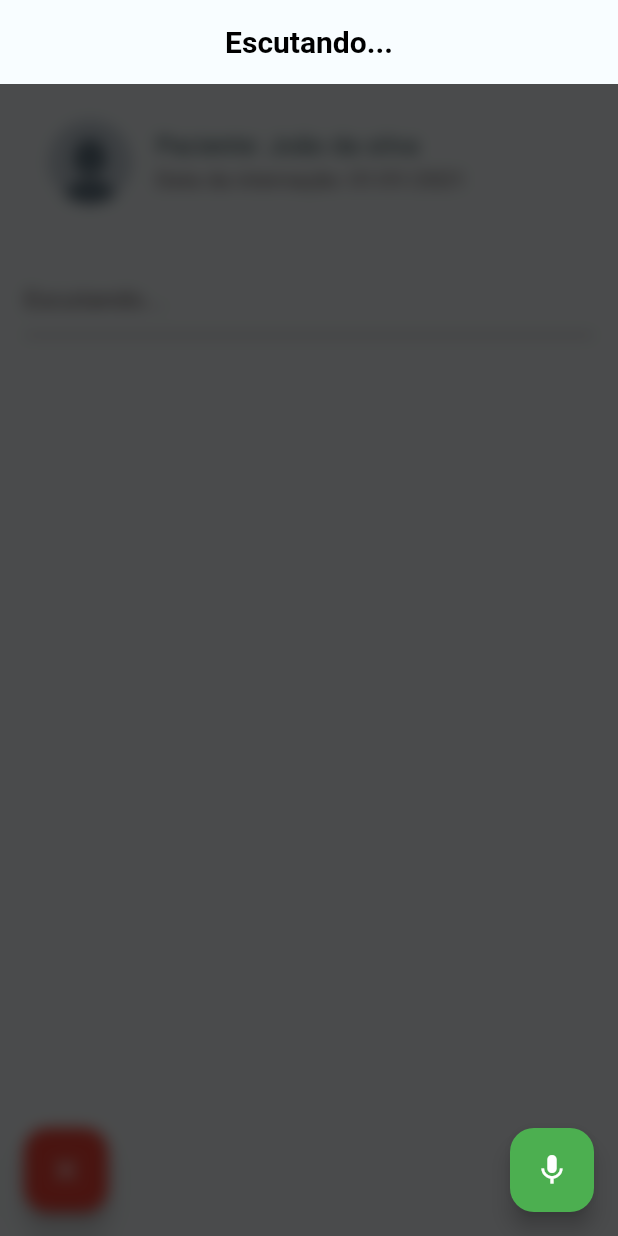
After one commit to JoaoPedrosag/new_app_tcc3, a Flutter app: the screen it shows after launch, after a tap on the "mic off" icon, on a phone screen of 412 x 824 dp. The commit adds this screen. Run offline on Flutter 3.47's test engine with Material 2 defaults, Android fonts, the phone set to English and light mode, and no system bars; our stand-ins replace bloc, flutter_bloc, flutter_modular, lottie, speech_to_text.

Commit message:
ajust finals state

```diff
--- /dev/null
+++ b/lib/src/modules/speech_to_text/presenter/components/button_floating_action_left.dart
@@ -0,0 +1,29 @@
+import 'package:app_hospital/src/modules/speech_to_text/presenter/cubits/speech_cubit.dart';
+import 'package:flutter/material.dart';
+
+class ButtonFloatingActionLeft extends StatelessWidget {
+  final bool isKeyboardOpen;
+  final SpeechCubit cubit;
+  const ButtonFloatingActionLeft(
+      {super.key, required this.isKeyboardOpen, required this.cubit});
+
+  @override
+  Widget build(BuildContext context) {
+    return Positioned(
+      left: 16,
+      bottom: 16,
+      child: AnimatedOpacity(
+        opacity: isKeyboardOpen ? 0 : 1,
+        duration: const Duration(milliseconds: 500),
+        child: FloatingActionButton(
+          onPressed: () {
+            cubit.clearText();
+          },
+          tooltip: 'Limpar',
+          backgroundColor: Theme.of(context).colorScheme.error,
+          child: const Icon(Icons.clear),
+        ),
+      ),
+    );
+  }
+}
--- /dev/null
+++ b/lib/src/modules/speech_to_text/presenter/components/button_floating_action_right.dart
@@ -0,0 +1,35 @@
+import 'package:app_hospital/src/modules/speech_to_text/presenter/cubits/speech_cubit.dart';
+import 'package:app_hospital/src/modules/speech_to_text/presenter/cubits/speech_state.dart';
+import 'package:flutter/material.dart';
+
+class ButtonFloatingActionRight extends StatelessWidget {
+  final SpeechCubit cubit;
+  final SpeechState state;
+  final bool isKeyboardOpen;
+
+  const ButtonFloatingActionRight({
+    super.key,
+    required this.cubit,
+    required this.state,
+    required this.isKeyboardOpen,
+  });
+
+  @override
+  Widget build(BuildContext context) {
+    return AnimatedOpacity(
+      opacity: isKeyboardOpen ? 0 : 1,
+      duration: const Duration(milliseconds: 500),
+      child: FloatingActionButton(
+        backgroundColor: state is RecordingSpeechState
+            ? Theme.of(context).colorScheme.secondaryContainer
+            : Theme.of(context).colorScheme.primary,
+        heroTag: null,
+        onPressed: () {
+          cubit.startListening();
+        },
+        tooltip: 'Escutando',
+        child: Icon(state is RecordingSpeechState ? Icons.mic : Icons.mic_off),
+      ),
+    );
+  }
+}
--- /dev/null
+++ b/lib/src/modules/speech_to_text/presenter/components/expanded_container.dart
@@ -0,0 +1,32 @@
+import 'package:app_hospital/src/modules/speech_to_text/presenter/cubits/speech_cubit.dart';
+import 'package:app_hospital/src/modules/speech_to_text/presenter/cubits/speech_state.dart';
+import 'package:flutter/material.dart';
+
+class ExpandedContainer extends StatelessWidget {
+  final SpeechCubit cubit;
+  final SpeechState state;
+  const ExpandedContainer(
+      {super.key, required this.cubit, required this.state});
+
+  @override
+  Widget build(BuildContext context) {
+    final ScrollController scrollController = ScrollController();
+    return Expanded(
+      child: Container(
+        padding: const EdgeInsets.all(16),
+        child: SingleChildScrollView(
+          controller: scrollController,
+          child: TextField(
+            controller: cubit.textEditingController,
+            readOnly: state is RecordingSpeechState,
+            decoration: InputDecoration(
+                hintText: state is RecordingSpeechState
+                    ? 'Escutando...'
+                    : 'Aperte uma vez para comecar a gravar...'),
+            maxLines: null,
+          ),
+        ),
+      ),
+    );
+  }
+}
--- /dev/null
+++ b/lib/src/modules/speech_to_text/presenter/components/image_filter_custom.dart
@@ -0,0 +1,28 @@
+import 'dart:ui';
+
+import 'package:app_hospital/src/modules/speech_to_text/presenter/cubits/speech_cubit.dart';
+import 'package:flutter/material.dart';
+
+class ImageFilterCustom extends StatelessWidget {
+  final SpeechCubit cubit;
+  const ImageFilterCustom({super.key, required this.cubit});
+
+  @override
+  Widget build(BuildContext context) {
+    return Positioned.fill(
+      child: BackdropFilter(
+        filter: ImageFilter.blur(sigmaX: 5, sigmaY: 5),
+        child: Container(
+          color: Colors.black.withOpacity(0.7),
+          child: Center(
+            child: Text(
+              cubit.text,
+              style: const TextStyle(fontSize: 20, color: Colors.white),
+              textAlign: TextAlign.center,
+            ),
+          ),
+        ),
+      ),
+    );
+  }
+}
--- a/lib/src/modules/speech_to_text/presenter/cubits/speech_cubit.dart
+++ b/lib/src/modules/speech_to_text/presenter/cubits/speech_cubit.dart
@@ -15,7 +15,7 @@ class SpeechCubit extends Cubit<SpeechState> {
 
   final SpeechToText speechToText = SpeechToText();
 
-  String text = 'Pressione o botão para comecar a falar a evolucao do paciente';
+  String text = '';
 
   final TextEditingController textEditingController = TextEditingController();
 
@@ -62,7 +62,6 @@ class SpeechCubit extends Cubit<SpeechState> {
       _wordsSpeech.add(result.recognizedWords);
       emit(RecognizedSpeechState(text: result.recognizedWords));
     } else {
-      // Atualizar 'text' mesmo quando o resultado não é final
       text = "${result.recognizedWords} ";
       emit(RecordingSpeechState());
     }
--- a/lib/src/modules/speech_to_text/presenter/speech_page.dart
+++ b/lib/src/modules/speech_to_text/presenter/speech_page.dart
@@ -1,5 +1,7 @@
-import 'dart:ui';
-
+import 'package:app_hospital/src/modules/speech_to_text/presenter/components/button_floating_action_left.dart';
+import 'package:app_hospital/src/modules/speech_to_text/presenter/components/button_floating_action_right.dart';
+import 'package:app_hospital/src/modules/speech_to_text/presenter/components/expanded_container.dart';
+import 'package:app_hospital/src/modules/speech_to_text/presenter/components/image_filter_custom.dart';
 import 'package:app_hospital/src/modules/speech_to_text/presenter/components/list_tile_custom.dart';
 import 'package:app_hospital/src/modules/speech_to_text/presenter/cubits/speech_cubit.dart';
 import 'package:app_hospital/src/modules/speech_to_text/presenter/cubits/speech_state.dart';
@@ -12,7 +14,6 @@ class SpeechPage extends StatelessWidget {
 
   @override
   Widget build(BuildContext context) {
-    final ScrollController scrollController = ScrollController();
     final cubit = Modular.get<SpeechCubit>();
     bool isKeyboardOpen = MediaQuery.of(context).viewInsets.bottom != 0.0;
     return BlocBuilder<SpeechCubit, SpeechState>(
@@ -28,23 +29,13 @@ class SpeechPage extends StatelessWidget {
                 children: [
                   Text('Escutando...'),
                 ],
-                )),
               ),
-          floatingActionButton: AnimatedOpacity(
-            opacity: isKeyboardOpen ? 0 : 1,
-            duration: const Duration(milliseconds: 500),
-            child: FloatingActionButton(
-              backgroundColor: state is RecordingSpeechState
-                  ? Colors.green
-                  : Theme.of(context).primaryColor,
-              heroTag: null,
-              onPressed: () {
-                cubit.startListening();
-              },
-              tooltip: 'Escutando',
-              child: Icon(
-                  state is RecordingSpeechState ? Icons.mic : Icons.mic_off),
             ),
+          ),
+          floatingActionButton: ButtonFloatingActionRight(
+            cubit: cubit,
+            isKeyboardOpen: isKeyboardOpen,
+            state: state,
           ),
           body: Stack(
             children: [
@@ -57,57 +48,18 @@ class SpeechPage extends StatelessWidget {
                       idPatient: 1,
                       date: '01/01/2021',
                     ),
-                    Expanded(
-                      child: Container(
-                        padding: const EdgeInsets.all(16),
-                        child: SingleChildScrollView(
-                          controller: scrollController,
-                          child: TextField(
-                            controller: cubit.textEditingController,
-                            readOnly: state is RecordingSpeechState,
-                            decoration: InputDecoration(
-                                hintText: state is RecordingSpeechState
-                                    ? 'Escutando...'
-                                    : 'Aperte uma vez para comecar a gravar...'),
-                            maxLines: null,
-                          ),
-                        ),
-                      ),
-                    ),
+                    ExpandedContainer(cubit: cubit, state: state)
                   ],
                 ),
               ),
-              Positioned(
-                left: 16,
-                bottom: 16,
-                child: AnimatedOpacity(
-                  opacity: isKeyboardOpen ? 0 : 1,
-                  duration: const Duration(milliseconds: 500),
-                  child: FloatingActionButton(
-                    onPressed: () {
-                      cubit.clearText();
-                    },
-                    tooltip: 'Limpar',
-                    backgroundColor: Colors.red,
-                    child: const Icon(Icons.clear),
+              ButtonFloatingActionLeft(
+                isKeyboardOpen: isKeyboardOpen,
+                cubit: cubit,
               ),
-                ),
-              ),
-              if (state is RecordingSpeechState)
-                Positioned.fill(
-                  child: BackdropFilter(
-                    filter: ImageFilter.blur(sigmaX: 5, sigmaY: 5),
-                    child: Container(
-                      color: Colors.black.withOpacity(0.7),
-                      child: Center(
-                        child: Text(
-                          cubit.text,
-                          style: const TextStyle(
-                              fontSize: 20, color: Colors.white),
-                          textAlign: TextAlign.center,
-                        ),
-                      ),
-                    ),
+              Visibility(
+                visible: state is RecordingSpeechState,
+                child: ImageFilterCustom(
+                  cubit: cubit,
                 ),
               ),
             ],
```
Also changed, not shown: lib/src/core/themes/color_schemes.g.dart. Lines whose indentation alone changed are shown as unchanged.
